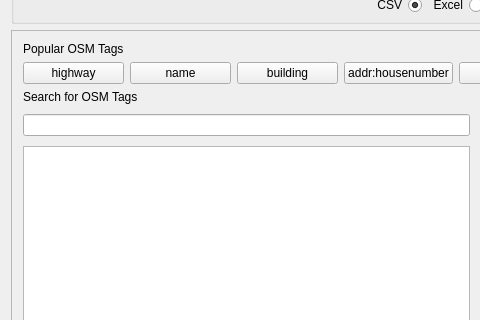
Before: the Qt Designer form chameleon/qt/design.ui in KaartGroup/Chameleon, drawn with Qt 5; both pictures show x 0 to 480 and y 126 to 446 of the 583 by 678 pixel window.
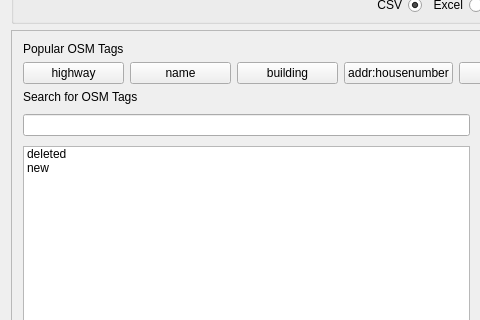
After: the same form once the commit is applied. Custom widgets are drawn as their Qt base class.

Commit message: Show special modes in listWidget

The edit to the form file:
```diff
--- a/chameleon/qt/design.ui
+++ b/chameleon/qt/design.ui
@@ -419,6 +419,22 @@
            <property name="sortingEnabled">
             <bool>true</bool>
            </property>
+           <item>
+            <property name="text">
+             <string>deleted</string>
+            </property>
+            <property name="flags">
+             <set>NoItemFlags</set>
+            </property>
+           </item>
+           <item>
+            <property name="text">
+             <string>new</string>
+            </property>
+            <property name="flags">
+             <set>NoItemFlags</set>
+            </property>
+           </item>
           </widget>
          </item>
          <item row="2" column="1">
```
The commit also changes 1 other file.
